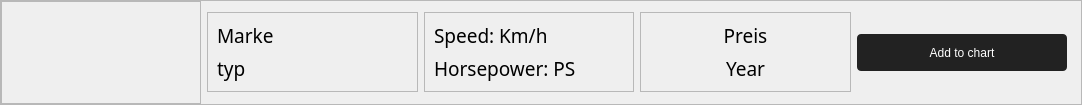
Old version of the form ui_files/stockitem.ui in the repository xTheSheep/gui_landwirtschaftliche_fahrzeuge.
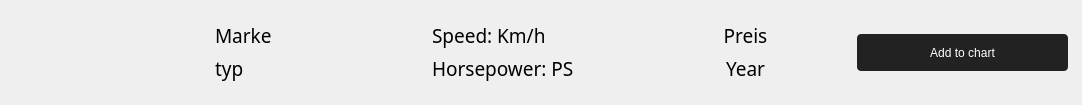
New version of the form. Icons and pictures are not drawn.

What changed in the file:
```diff
--- a/ui_files/stockitem.ui
+++ b/ui_files/stockitem.ui
@@ -43,7 +43,7 @@
    <item>
     <widget class="QFrame" name="frame">
      <property name="frameShape">
-      <enum>QFrame::StyledPanel</enum>
+      <enum>QFrame::NoFrame</enum>
      </property>
      <property name="frameShadow">
       <enum>QFrame::Raised</enum>
@@ -82,7 +82,7 @@
          </size>
         </property>
         <property name="frameShape">
-         <enum>QFrame::StyledPanel</enum>
+         <enum>QFrame::NoFrame</enum>
         </property>
         <property name="frameShadow">
          <enum>QFrame::Raised</enum>
@@ -116,7 +116,7 @@
       <item alignment="Qt::AlignVCenter">
        <widget class="QFrame" name="frame_3">
         <property name="frameShape">
-         <enum>QFrame::StyledPanel</enum>
+         <enum>QFrame::NoFrame</enum>
         </property>
         <property name="frameShadow">
          <enum>QFrame::Raised</enum>
@@ -160,7 +160,7 @@
       <item alignment="Qt::AlignVCenter">
        <widget class="QFrame" name="frame_4">
         <property name="frameShape">
-         <enum>QFrame::StyledPanel</enum>
+         <enum>QFrame::NoFrame</enum>
         </property>
         <property name="frameShadow">
          <enum>QFrame::Raised</enum>
@@ -204,7 +204,7 @@
       <item alignment="Qt::AlignVCenter">
        <widget class="QFrame" name="frame_2">
         <property name="frameShape">
-         <enum>QFrame::StyledPanel</enum>
+         <enum>QFrame::NoFrame</enum>
         </property>
         <property name="frameShadow">
          <enum>QFrame::Raised</enum>
```
